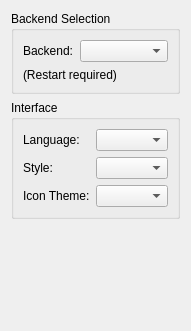
Before: the Qt Designer form quarkplayer/config/GeneralConfigWidget.ui in tkrotoff/QuarkPlayer, drawn with Qt 5.
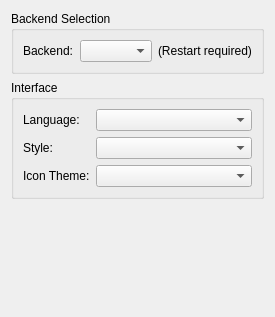
After: the same form once the commit is applied.

Commit message: Clean GeneralConfigWidget.ui and PluginsConfigWidget.ui, using QFormLayout now

```diff
--- a/quarkplayer/config/GeneralConfigWidget.ui
+++ b/quarkplayer/config/GeneralConfigWidget.ui
@@ -5,8 +5,8 @@
    <rect>
     <x>0</x>
     <y>0</y>
-    <width>180</width>
-    <height>331</height>
+    <width>261</width>
+    <height>317</height>
    </rect>
   </property>
   <layout class="QGridLayout" name="gridLayout_3" >
@@ -17,6 +17,11 @@
      </property>
      <layout class="QGridLayout" name="gridLayout" >
       <item row="0" column="0" >
+       <layout class="QFormLayout" name="formLayout" >
+        <property name="fieldGrowthPolicy" >
+         <enum>QFormLayout::AllNonFixedFieldsGrow</enum>
+        </property>
+        <item row="0" column="0" >
        <widget class="QLabel" name="backendLabel" >
         <property name="text" >
          <string>Backend:</string>
@@ -24,6 +29,8 @@
        </widget>
       </item>
       <item row="0" column="1" >
+         <layout class="QHBoxLayout" name="horizontalLayout" >
+          <item>
        <widget class="QComboBox" name="backendComboBox" >
         <property name="sizePolicy" >
          <sizepolicy vsizetype="Fixed" hsizetype="Expanding" >
@@ -33,7 +40,7 @@
         </property>
        </widget>
       </item>
-      <item row="1" column="0" colspan="2" >
+          <item>
        <widget class="QLabel" name="label" >
         <property name="text" >
          <string>(Restart required)</string>
@@ -41,6 +48,10 @@
        </widget>
       </item>
      </layout>
+        </item>
+       </layout>
+      </item>
+     </layout>
     </widget>
    </item>
    <item row="1" column="0" >
@@ -50,6 +61,8 @@
      </property>
      <layout class="QGridLayout" name="gridLayout_2" >
       <item row="0" column="0" >
+       <layout class="QFormLayout" name="formLayout_2" >
+        <item row="0" column="0" >
        <widget class="QLabel" name="languageLabel" >
         <property name="text" >
          <string>Language:</string>
@@ -99,6 +112,8 @@
          </sizepolicy>
         </property>
        </widget>
+        </item>
+       </layout>
       </item>
      </layout>
     </widget>
```
Lines whose indentation alone changed are shown as unchanged. The commit also changes 1 other file.
